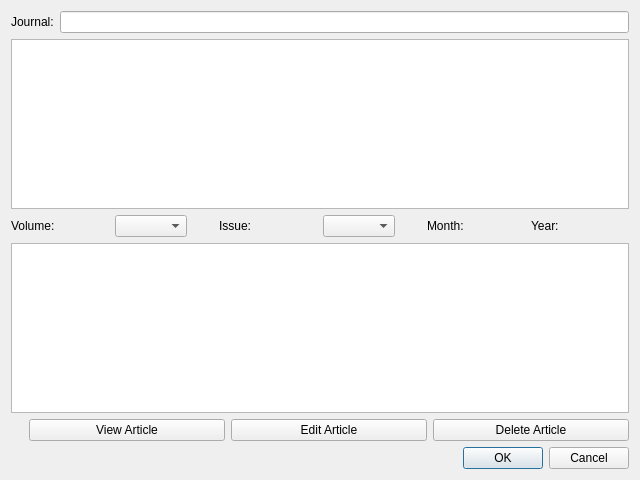
First picture: the form in articles.ui, repository falconofdoom/gui, before the edit.
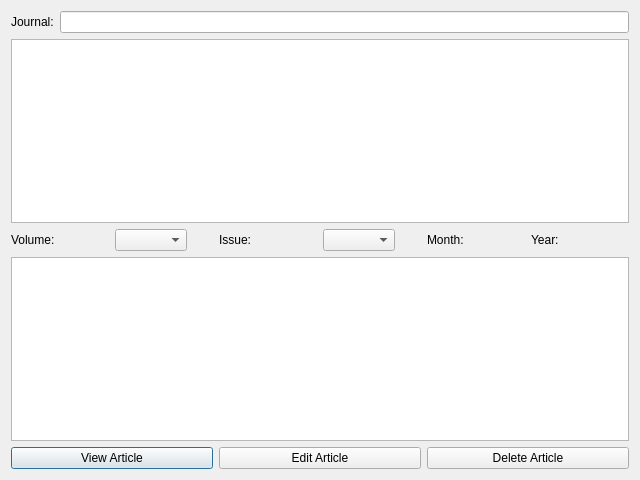
Second picture: the form after the edit.

What changed in the file:
```diff
--- a/articles.ui
+++ b/articles.ui
@@ -14,44 +14,6 @@
    <string>Dialog</string>
   </property>
   <layout class="QGridLayout" name="gridLayout">
-   <item row="7" column="0" colspan="4">
-    <layout class="QHBoxLayout" name="horizontalLayout">
-     <item>
-      <widget class="QLabel" name="label">
-       <property name="text">
-        <string>Volume:</string>
-       </property>
-      </widget>
-     </item>
-     <item alignment="Qt::AlignLeft">
-      <widget class="QComboBox" name="comboBox"/>
-     </item>
-     <item>
-      <widget class="QLabel" name="label_2">
-       <property name="text">
-        <string>Issue:</string>
-       </property>
-      </widget>
-     </item>
-     <item alignment="Qt::AlignLeft">
-      <widget class="QComboBox" name="comboBox_2"/>
-     </item>
-     <item>
-      <widget class="QLabel" name="label_3">
-       <property name="text">
-        <string>Month: </string>
-       </property>
-      </widget>
-     </item>
-     <item>
-      <widget class="QLabel" name="label_4">
-       <property name="text">
-        <string>Year: </string>
-       </property>
-      </widget>
-     </item>
-    </layout>
-   </item>
    <item row="4" column="0" colspan="4">
     <widget class="QTableView" name="tableView">
      <property name="maximumSize">
@@ -62,15 +24,43 @@
      </property>
     </widget>
    </item>
-   <item row="13" column="3">
-    <widget class="QDialogButtonBox" name="buttonBox">
-     <property name="orientation">
-      <enum>Qt::Horizontal</enum>
-     </property>
-     <property name="standardButtons">
-      <set>QDialogButtonBox::Cancel|QDialogButtonBox::Ok</set>
-     </property>
-    </widget>
+   <item row="7" column="0" colspan="4">
+    <layout class="QHBoxLayout" name="horizontalLayout">
+     <item>
+      <widget class="QLabel" name="volume">
+       <property name="text">
+        <string>Volume:</string>
+       </property>
+      </widget>
+     </item>
+     <item alignment="Qt::AlignLeft">
+      <widget class="QComboBox" name="vComboBox"/>
+     </item>
+     <item>
+      <widget class="QLabel" name="issue">
+       <property name="text">
+        <string>Issue:</string>
+       </property>
+      </widget>
+     </item>
+     <item alignment="Qt::AlignLeft">
+      <widget class="QComboBox" name="iComboBox"/>
+     </item>
+     <item>
+      <widget class="QLabel" name="month">
+       <property name="text">
+        <string>Month: </string>
+       </property>
+      </widget>
+     </item>
+     <item>
+      <widget class="QLabel" name="year">
+       <property name="text">
+        <string>Year: </string>
+       </property>
+      </widget>
+     </item>
+    </layout>
    </item>
    <item row="0" column="0" rowspan="2" colspan="4">
     <layout class="QHBoxLayout" name="horizontalLayout_2">
@@ -89,7 +79,7 @@
    <item row="9" column="0" colspan="4">
     <widget class="QTableView" name="tableView_2"/>
    </item>
-   <item row="12" column="3">
+   <item row="10" column="0" colspan="4">
     <layout class="QHBoxLayout" name="horizontalLayout_3">
      <item>
       <widget class="QPushButton" name="pushButton_3">
```
Left out of the diff: 43 changed lines with no effect on the pictures.
